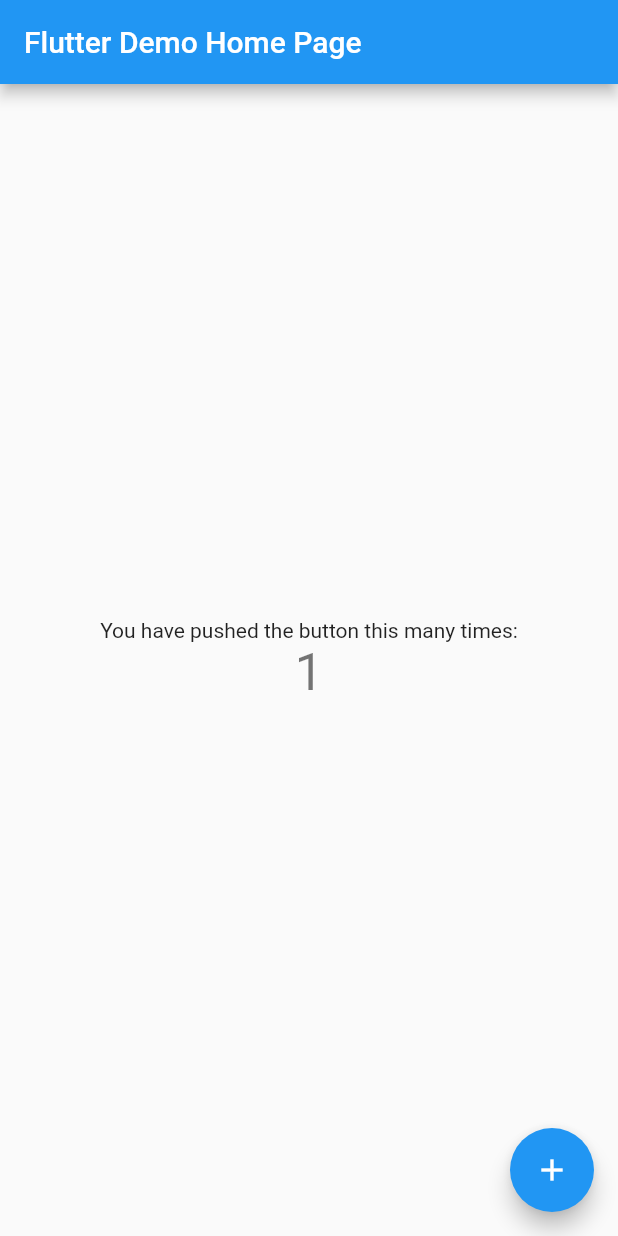
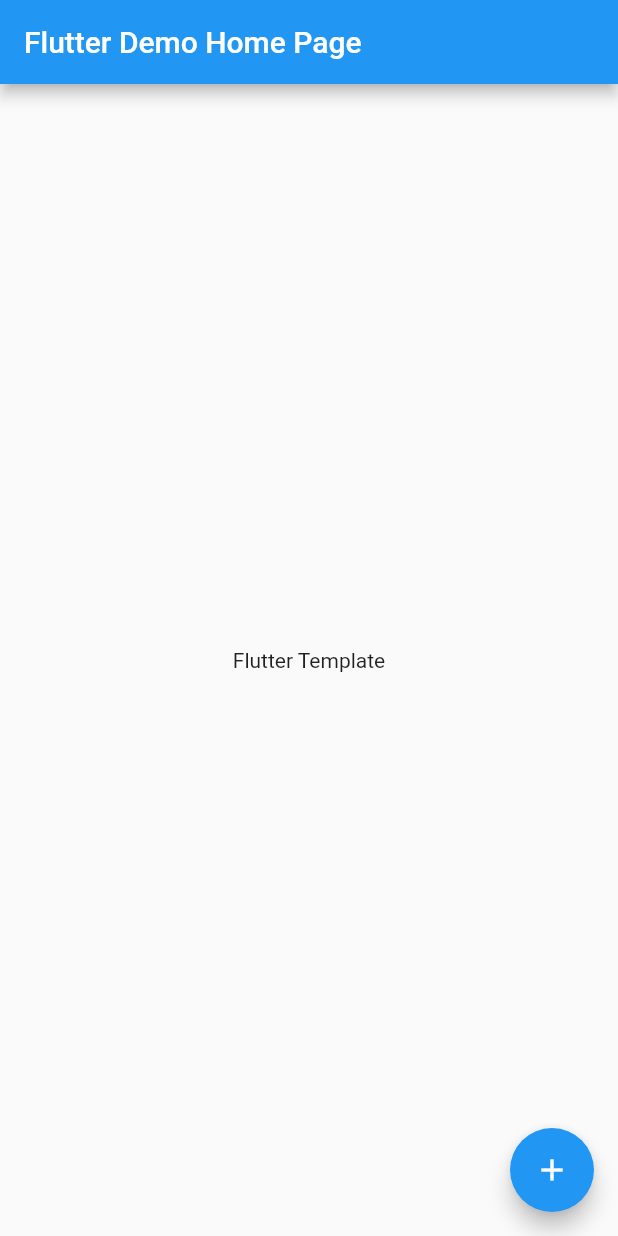
Before and after one commit to CamJ/flutter_app_template, a Flutter app: the screen it shows after launch, after a tap on the "add" icon, on a phone screen of 412 x 824 dp. Run offline on Flutter 3.47's test engine with Material 2 defaults, Android fonts, the phone set to English and light mode, and no system bars.

Commit message:
remove unnecessary comments and code

```diff
--- /dev/null
+++ b/assets/images/test.txt
@@ -0,0 +1 @@
+Add images to this folder.
--- a/lib/main.dart
+++ b/lib/main.dart
@@ -5,26 +5,12 @@ void main() {
 }
 
 class MyApp extends StatelessWidget {
-  // This widget is the root of your application.
   @override
   Widget build(BuildContext context) {
     return MaterialApp(
-      title: 'Flutter Demo',
+      title: 'Flutter Demo', // TODO
       theme: ThemeData(
-        // This is the theme of your application.
-        //
-        // Try running your application with "flutter run". You'll see the
-        // application has a blue toolbar. Then, without quitting the app, try
-        // changing the primarySwatch below to Colors.green and then invoke
-        // "hot reload" (press "r" in the console where you ran "flutter run",
-        // or simply save your changes to "hot reload" in a Flutter IDE).
-        // Notice that the counter didn't reset back to zero; the application
-        // is not restarted.
         primarySwatch: Colors.blue,
-        // This makes the visual density adapt to the platform that you run
-        // the app on. For desktop platforms, the controls will be smaller and
-        // closer together (more dense) than on mobile platforms.
-        visualDensity: VisualDensity.adaptivePlatformDensity,
       ),
       home: MyHomePage(title: 'Flutter Demo Home Page'),
     );
@@ -34,15 +20,6 @@ class MyApp extends StatelessWidget {
 class MyHomePage extends StatefulWidget {
   MyHomePage({Key key, this.title}) : super(key: key);
 
-  // This widget is the home page of your application. It is stateful, meaning
-  // that it has a State object (defined below) that contains fields that affect
-  // how it looks.
-
-  // This class is the configuration for the state. It holds the values (in this
-  // case the title) provided by the parent (in this case the App widget) and
-  // used by the build method of the State. Fields in a Widget subclass are
-  // always marked "final".
-
   final String title;
 
   @override
@@ -50,65 +27,24 @@ class MyHomePage extends StatefulWidget {
 }
 
 class _MyHomePageState extends State<MyHomePage> {
-  int _counter = 0;
-
-  void _incrementCounter() {
-    setState(() {
-      // This call to setState tells the Flutter framework that something has
-      // changed in this State, which causes it to rerun the build method below
-      // so that the display can reflect the updated values. If we changed
-      // _counter without calling setState(), then the build method would not be
-      // called again, and so nothing would appear to happen.
-      _counter++;
-    });
-  }
-
   @override
   Widget build(BuildContext context) {
-    // This method is rerun every time setState is called, for instance as done
-    // by the _incrementCounter method above.
-    //
-    // The Flutter framework has been optimized to make rerunning build methods
-    // fast, so that you can just rebuild anything that needs updating rather
-    // than having to individually change instances of widgets.
     return Scaffold(
       appBar: AppBar(
-        // Here we take the value from the MyHomePage object that was created by
-        // the App.build method, and use it to set our appbar title.
         title: Text(widget.title),
       ),
       body: Center(
-        // Center is a layout widget. It takes a single child and positions it
-        // in the middle of the parent.
         child: Column(
-          // Column is also a layout widget. It takes a list of children and
-          // arranges them vertically. By default, it sizes itself to fit its
-          // children horizontally, and tries to be as tall as its parent.
-          //
-          // Invoke "debug painting" (press "p" in the console, choose the
-          // "Toggle Debug Paint" action from the Flutter Inspector in Android
-          // Studio, or the "Toggle Debug Paint" command in Visual Studio Code)
-          // to see the wireframe for each widget.
-          //
-          // Column has various properties to control how it sizes itself and
-          // how it positions its children. Here we use mainAxisAlignment to
-          // center the children vertically; the main axis here is the vertical
-          // axis because Columns are vertical (the cross axis would be
-          // horizontal).
           mainAxisAlignment: MainAxisAlignment.center,
           children: <Widget>[
             Text(
-              'You have pushed the button this many times:',
-            ),
-            Text(
-              '$_counter',
-              style: Theme.of(context).textTheme.headline4,
+              'Flutter Template',
             ),
           ],
         ),
       ),
       floatingActionButton: FloatingActionButton(
-        onPressed: _incrementCounter,
+        onPressed: () {},
         tooltip: 'Increment',
         child: Icon(Icons.add),
       ), // This trailing comma makes auto-formatting nicer for build methods.
```
Also changed, not shown: pubspec.yaml (+9 -35 lines).
